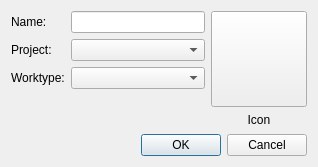
Above: src/dontpanik/kpart/core/ui/keditactiontemplatedialog.ui from frankHa/dontpanic before the change. Below: the same form after it.
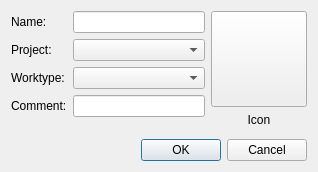
That is the form after the change. Custom widgets are drawn as their Qt base class.

Diff of the .ui file:
```diff
--- a/src/dontpanik/kpart/core/ui/keditactiontemplatedialog.ui
+++ b/src/dontpanik/kpart/core/ui/keditactiontemplatedialog.ui
@@ -7,7 +7,7 @@
     <x>0</x>
     <y>0</y>
     <width>318</width>
-    <height>167</height>
+    <height>172</height>
    </rect>
   </property>
   <property name="windowTitle">
@@ -62,6 +62,20 @@
          </property>
         </widget>
        </item>
+       <item row="3" column="0">
+        <widget class="QLabel" name="label_5">
+         <property name="text">
+          <string>Comment:</string>
+         </property>
+        </widget>
+       </item>
+       <item row="3" column="1">
+        <widget class="QLineEdit" name="comment">
+         <property name="text">
+          <string/>
+         </property>
+        </widget>
+       </item>
       </layout>
      </item>
      <item>
```
Left out of the diff: 4 changed lines with no effect on the pictures.
